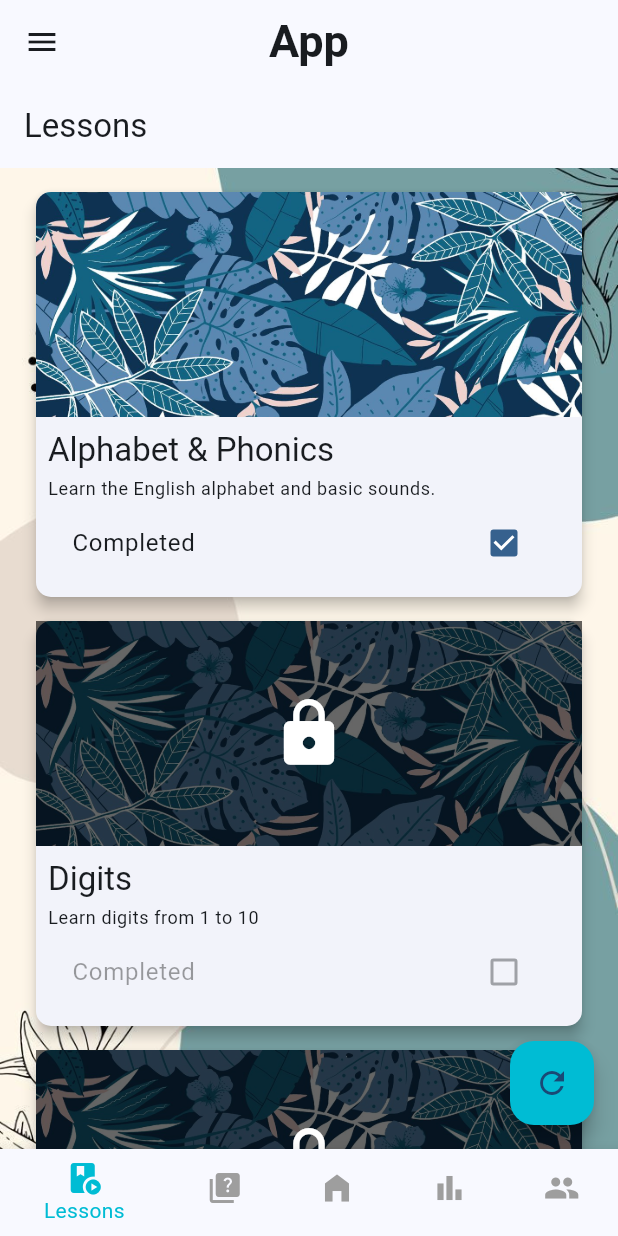
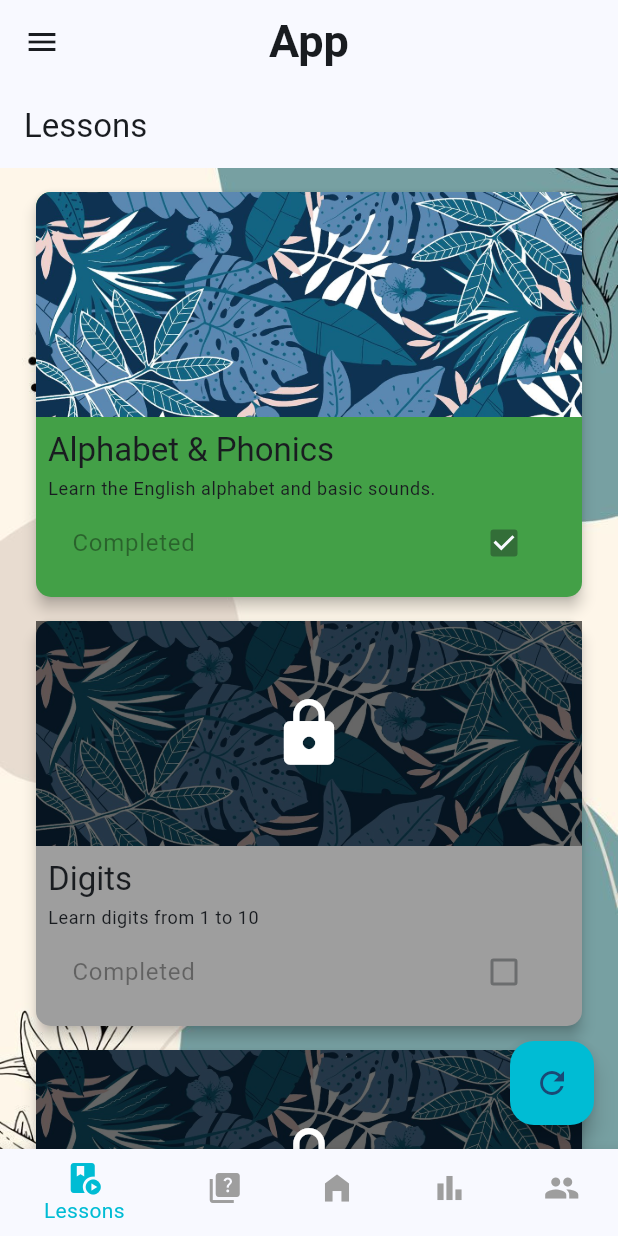
Before and after one commit to soutAhmedTayseer/CodeAlpha_LanguageLearningApp, a Flutter app: the screen it shows after launch, after a tap on "Completed", on a phone screen of 412 x 824 dp. Run offline on Flutter 3.47's test engine with Material 3 defaults, Android fonts, the phone set to English and light mode, and no system bars; our stand-ins replace animated_splash_screen, audioplayers, easy_localization, flutter_bloc, lottie, shared_preferences.

Commit message:
phase 2 lessons screen

```diff
--- a/lib/navigation_screens/lessons_screen.dart
+++ b/lib/navigation_screens/lessons_screen.dart
@@ -1,18 +1,18 @@
 import 'package:flutter/material.dart';
 import 'package:easy_localization/easy_localization.dart';
 import 'package:flutter_projects/lessons_screens/beginner/alphabet_screen.dart';
+import 'package:flutter_projects/lessons_screens/beginner/basic_vocabulary.dart';
 import 'package:flutter_projects/lessons_screens/beginner/colors_screen.dart';
 import 'package:flutter_projects/lessons_screens/beginner/digits_screen.dart';
-import 'package:flutter_projects/lessons_screens/intermediate/pronouns_and_prepositions_screen.dart';
-import 'package:flutter_projects/lessons_screens/intermediate/simple_sentences.dart';
+import 'package:shared_preferences/shared_preferences.dart';
 import '../lessons_screens/advanced/conditional_screen.dart';
 import '../lessons_screens/advanced/past_simple_tense_screen.dart';
 import '../lessons_screens/advanced/present_simple_tense_screen.dart';
 import '../lessons_screens/advanced/reported_speech_screen.dart';
 import '../lessons_screens/intermediate/basic_greetings.dart';
-import '../lessons_screens/beginner/basic_vocabulary.dart';
 import '../lessons_screens/intermediate/everyday_conversations_screen.dart';
-import 'package:shared_preferences/shared_preferences.dart';
+import '../lessons_screens/intermediate/pronouns_and_prepositions_screen.dart';
+import '../lessons_screens/intermediate/simple_sentences.dart';
 
 class Lessons extends StatefulWidget {
   const Lessons({super.key});
@@ -33,7 +33,7 @@ class _LessonsState extends State<Lessons> {
         title: 'Alphabet & Phonics',
         description: 'Learn the English alphabet and basic sounds.',
         image: 'assets/images/cards_background/11.jpeg',
-        screen: AlphabetScreen(),
+        screen: AlphabetScreen(), // Placeholder screen
         isLocked: false, // First lesson unlocked
         isCompleted: false,
       ),
@@ -41,7 +41,7 @@ class _LessonsState extends State<Lessons> {
         title: 'Digits',
         description: 'Learn digits from 1 to 10',
         image: 'assets/images/cards_background/11.jpeg',
-        screen: DigitsScreen(),
+        screen: DigitsScreen(), // Placeholder screen
         isLocked: true,
         isCompleted: false,
       ),
@@ -49,7 +49,7 @@ class _LessonsState extends State<Lessons> {
         title: 'Colors',
         description: 'Know more about colors',
         image: 'assets/images/cards_background/11.jpeg',
-        screen: ColorsScreen(),
+        screen: ColorsScreen(), // Placeholder screen
         isLocked: true,
         isCompleted: false,
       ),
@@ -57,10 +57,11 @@ class _LessonsState extends State<Lessons> {
         title: 'Basic Vocabulary',
         description: 'Learn everyday words like colors, numbers, and more.',
         image: 'assets/images/cards_background/11.jpeg',
-        screen: BasicVocabularyScreen(),
+        screen: BasicVocabularyScreen(), // Placeholder screen
         isLocked: true,
         isCompleted: false,
       ),
+
       LessonData(
         title: 'Basic Greetings',
         description: 'Common phrases like "Hello" and "How are you?".',
@@ -141,7 +142,7 @@ class _LessonsState extends State<Lessons> {
     }
   }
 
-// Reset all lessons to locked state and clear progress and achievements
+  // Reset all lessons to locked state and clear progress and achievements
   void resetLessons() async {
     SharedPreferences prefs = await SharedPreferences.getInstance();
 
@@ -157,7 +158,6 @@ class _LessonsState extends State<Lessons> {
 
     loadLessonUnlockStatus(); // Reload the lessons' lock status after reset
   }
-
 
   @override
   Widget build(BuildContext context) {
@@ -229,8 +229,7 @@ class _LessonsState extends State<Lessons> {
   // Function to build a row of lesson cards
   Widget buildLessonRow(BuildContext context, List<LessonData> lessons) {
     return Column(
-      children:
-      lessons.map((lesson) => buildLessonCard(context, lesson)).toList(),
+      children: lessons.map((lesson) => buildLessonCard(context, lesson)).toList(),
     );
   }
 
@@ -307,6 +306,7 @@ class _LessonsState extends State<Lessons> {
         shape: RoundedRectangleBorder(
           borderRadius: BorderRadius.circular(10),
         ),
+        color: lesson.isCompleted ? Colors.green[600] : Colors.grey, // Change card color if completed
         child: Column(
           children: [
             Stack(
@@ -359,7 +359,7 @@ class _LessonsState extends State<Lessons> {
                   CheckboxListTile(
                     title: const Text('Completed').tr(),
                     value: lesson.isCompleted,
-                    onChanged: lesson.isLocked
+                    onChanged: lesson.isLocked || lesson.isCompleted
                         ? null
                         : (value) {
                       setState(() {
@@ -392,32 +392,38 @@ class _LessonsState extends State<Lessons> {
       await prefs.setStringList('progress_lessons', progressLessons);
     }
 
-    loadLessonUnlockStatus(); // Reload lesson statuses
+    loadLessonUnlockStatus(); // Reload lessons after unlocking
   }
 
-  // Mark a lesson as completed and update the progress and achievements
+  // Mark a lesson as completed and store progress in SharedPreferences
+// Mark a lesson as completed and store progress in SharedPreferences
   void completeLesson(LessonData lesson) async {
+    int index = lessons.indexOf(lesson);
     SharedPreferences prefs = await SharedPreferences.getInstance();
 
-    // Mark the lesson as completed
-    int index = lessons.indexOf(lesson);
-    await prefs.setBool('completed_lesson_$index', lesson.isCompleted);
+    // Mark lesson as completed
+    await prefs.setBool('completed_lesson_$index', true);
 
-    if (lesson.isCompleted) {
-      // Move the lesson from progress to achievements
-      List<String>? progressLessons = prefs.getStringList('progress_lessons') ?? [];
+    // Remove the lesson from the "In Progress" list
+    List<String>? progressLessons = prefs.getStringList('progress_lessons') ?? [];
+    if (progressLessons.contains(lesson.title)) {
       progressLessons.remove(lesson.title);
       await prefs.setStringList('progress_lessons', progressLessons);
+    }
 
-      List<String>? achievementLessons = prefs.getStringList('achievement_lessons') ?? [];
-      if (!achievementLessons.contains(lesson.title)) {
-        achievementLessons.add(lesson.title);
-        await prefs.setStringList('achievement_lessons', achievementLessons);
-      }
+    // Add the lesson to the "Completed" list in SharedPreferences (Achievements)
+    List<String>? completedLessons = prefs.getStringList('achievement_lessons') ?? [];
+    if (!completedLessons.contains(lesson.title)) {
+      completedLessons.add(lesson.title);
+      await prefs.setStringList('achievement_lessons', completedLessons);
     }
+
+    loadLessonUnlockStatus(); // Reload lessons after completion
   }
+
 }
 
+// LessonData class to hold lesson details
 class LessonData {
   final String title;
   final String description;
@@ -431,7 +437,7 @@ class LessonData {
     required this.description,
     required this.image,
     required this.screen,
-    this.isLocked = true,
-    this.isCompleted = false,
+    required this.isLocked,
+    required this.isCompleted,
   });
 }
```
